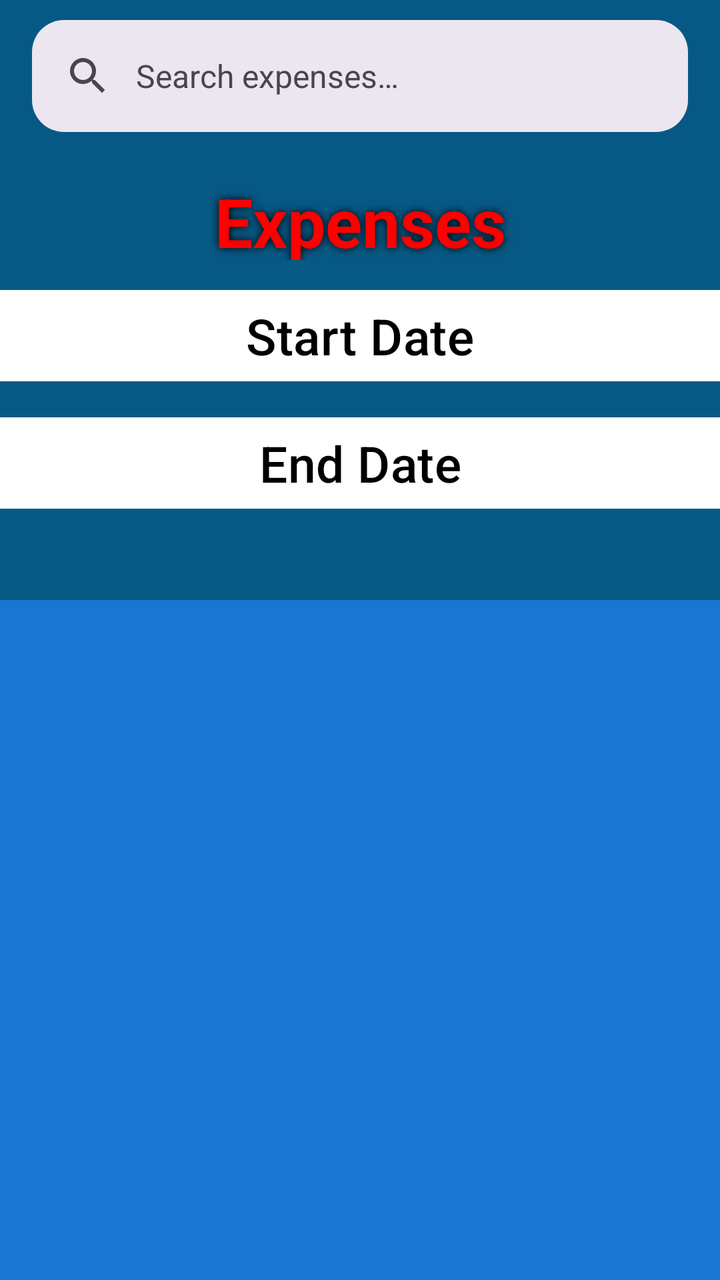
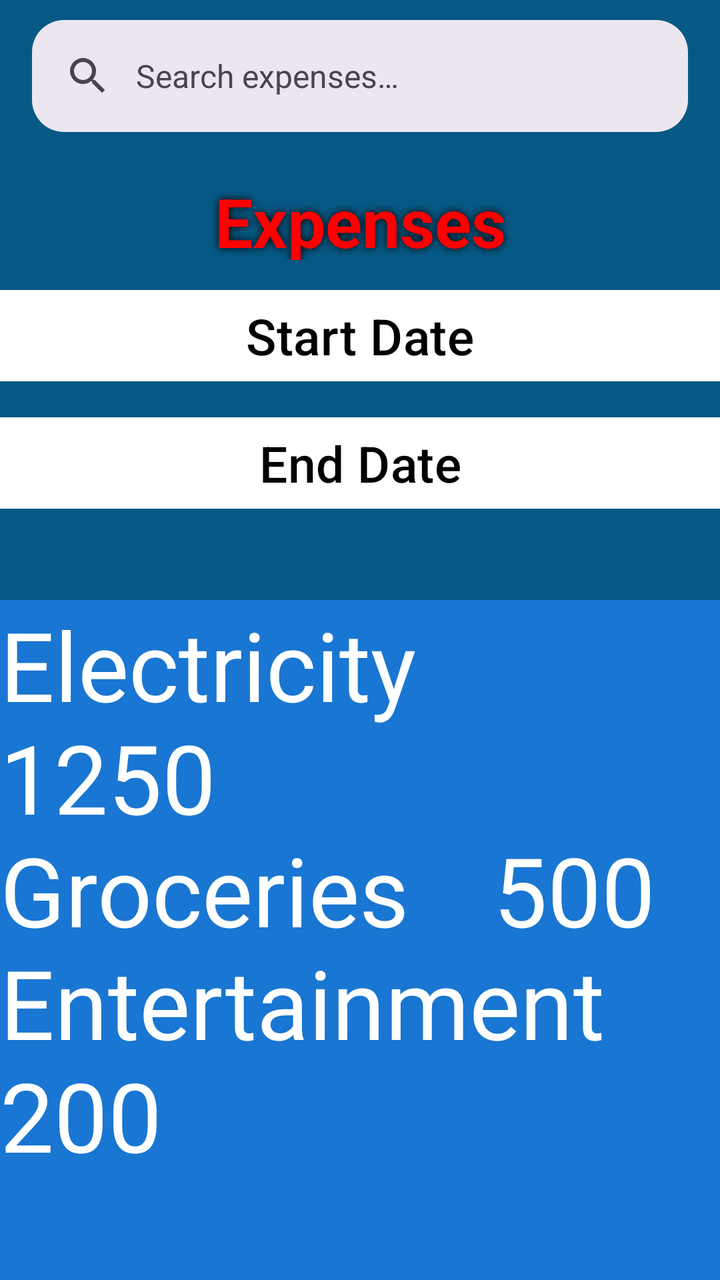

Two renders of the same Android screen: before a commit and after it. Below are the layout's source before the change and the commit's diff.
<!-- AndroidManifest.xml: application theme Theme.KracKShacKBanking -->
<!-- res/layout/expenses.xml -->
<?xml version="1.0" encoding="utf-8"?>
<androidx.constraintlayout.widget.ConstraintLayout xmlns:android="http://schemas.android.com/apk/res/android"
    xmlns:app="http://schemas.android.com/apk/res-auto"
    xmlns:tools="http://schemas.android.com/tools"
    android:layout_width="match_parent"
    android:layout_height="match_parent"
    android:background="@color/maincolour"
    android:orientation="vertical">

    <com.google.android.material.search.SearchBar
        android:id="@+id/searchBar"
        android:layout_width="match_parent"
        android:layout_height="wrap_content"
        android:layout_marginHorizontal="16dp"
        android:layout_marginStart="16dp"
        android:layout_marginTop="10dp"
        android:layout_marginEnd="16dp"
        android:hint="@string/search_expenses"
        app:layout_constraintEnd_toEndOf="parent"
        app:layout_constraintStart_toStartOf="parent"
        app:layout_constraintTop_toTopOf="parent"
        app:shapeAppearanceOverlay="@style/ShapeAppearanceOverlay.App.SearchBar" />

    <Button
        android:id="@+id/btnStartDate"
        android:layout_width="match_parent"
        android:layout_height="wrap_content"
        android:layout_marginTop="11dp"
        android:backgroundTint="@color/white"
        android:paddingTop="6dp"
        android:rotationX="0"
        android:text="@string/StartDate"
        android:textColor="@color/black"
        android:textSize="25sp"
        app:cornerRadius="0dp"
        app:layout_constraintEnd_toEndOf="parent"
        app:layout_constraintStart_toStartOf="parent"
        app:layout_constraintTop_toBottomOf="@+id/txtExpenses" />

    <Button
        android:id="@+id/btnEndDate"
        android:layout_width="match_parent"
        android:layout_height="wrap_content"
        android:layout_marginTop="10dp"
        android:backgroundTint="@color/white"
        android:text="@string/EndDate"
        android:textColor="@color/black"
        android:textSize="25sp"
        app:cornerRadius="0dp"
        app:layout_constraintEnd_toEndOf="parent"
        app:layout_constraintStart_toStartOf="parent"
        app:layout_constraintTop_toBottomOf="@+id/btnStartDate" />


    <LinearLayout
        android:layout_width="match_parent"
        android:layout_height="match_parent"
        android:layout_marginTop="300dp"
        android:orientation="vertical"
        app:layout_constraintTop_toTopOf="parent">

        <TextView
            android:id="@+id/txtCategory"
            android:layout_width="match_parent"
            android:layout_height="match_parent"
            android:background="@color/primary_dark"
            android:scrollbars="vertical"
            android:textColor="@color/white"
            android:textSize="34sp" />
    </LinearLayout>

    <TextView
        android:id="@+id/txtExpenses"
        android:layout_width="386dp"
        android:layout_height="42dp"
        android:layout_marginStart="65dp"
        android:layout_marginTop="88dp"
        android:layout_marginEnd="65dp"
        android:layout_marginBottom="4dp"
        android:shadowColor="@color/black"
        android:shadowDx="0.0"
        android:shadowDy="0.0"
        android:shadowRadius="10.0"
        android:text="@string/Expenses"
        android:textAlignment="center"
        android:textColor="#FF0000"
        android:textSize="34sp"
        android:textStyle="bold"
        app:layout_constraintEnd_toEndOf="parent"
        app:layout_constraintHorizontal_bias="0.504"
        app:layout_constraintStart_toStartOf="parent"
        app:layout_constraintTop_toTopOf="parent" />
</androidx.constraintlayout.widget.ConstraintLayout>
<!-- resources referenced by this layout -->
<resources>
  <color name="black">#000000</color>
  <color name="maincolour">#075985</color>
  <color name="primary_dark">#1976D2</color>
  <color name="white">#FFFFFF</color>
  <string name="EndDate">End Date</string>
  <string name="Expenses">Expenses</string>
  <string name="StartDate">Start Date</string>
  <string name="search_expenses">Search expenses…</string>
  <style name="ShapeAppearanceOverlay.App.SearchBar" parent="">
          <item name="cornerFamily">rounded</item>
          <item name="cornerSize">16dp</item>
      </style>
  <style name="Theme.KracKShacKBanking" parent="Theme.Material3.DayNight.NoActionBar">
          <item name="colorPrimary">@color/primary</item>
          <item name="colorPrimaryVariant">@color/primary_dark</item>
          <item name="colorOnPrimary">@color/white</item>
          <item name="colorSecondary">@color/secondary</item>
          <item name="colorSecondaryVariant">@color/secondary_dark</item>
          <item name="colorOnSecondary">@color/black</item>
          <item name="android:statusBarColor">@color/primary</item>
          <item name="android:navigationBarColor">@color/primary</item>
          <item name="android:windowLightStatusBar">false</item>
  
      </style>
  <color name="primary">#2196F3</color>
  <color name="secondary">#FFC107</color>
  <color name="secondary_dark">#FFA000</color>
</resources>

<!-- the commit's change to res/layout/expenses.xml (unified diff, before → after) -->
@@ -65,8 +65,9 @@
             android:layout_height="match_parent"
             android:background="@color/primary_dark"
             android:scrollbars="vertical"
+            android:text="@string/budget_summary"
             android:textColor="@color/white"
-            android:textSize="34sp" />
+            android:textSize="48sp" />
     </LinearLayout>
 
     <TextView
<!-- resource entries referenced after the edit -->
@@ -7,6 +7,7 @@
   <string name="EndDate">End Date</string>
   <string name="Expenses">Expenses</string>
   <string name="StartDate">Start Date</string>
+  <string name="budget_summary">Electricity\t\t\t\t\t\t\t1250\nGroceries\t\t\t\t\t\t\t500\nEntertainment\t\t\t\t200</string>
   <string name="search_expenses">Search expenses…</string>
   <style name="ShapeAppearanceOverlay.App.SearchBar" parent="">
           <item name="cornerFamily">rounded</item>
